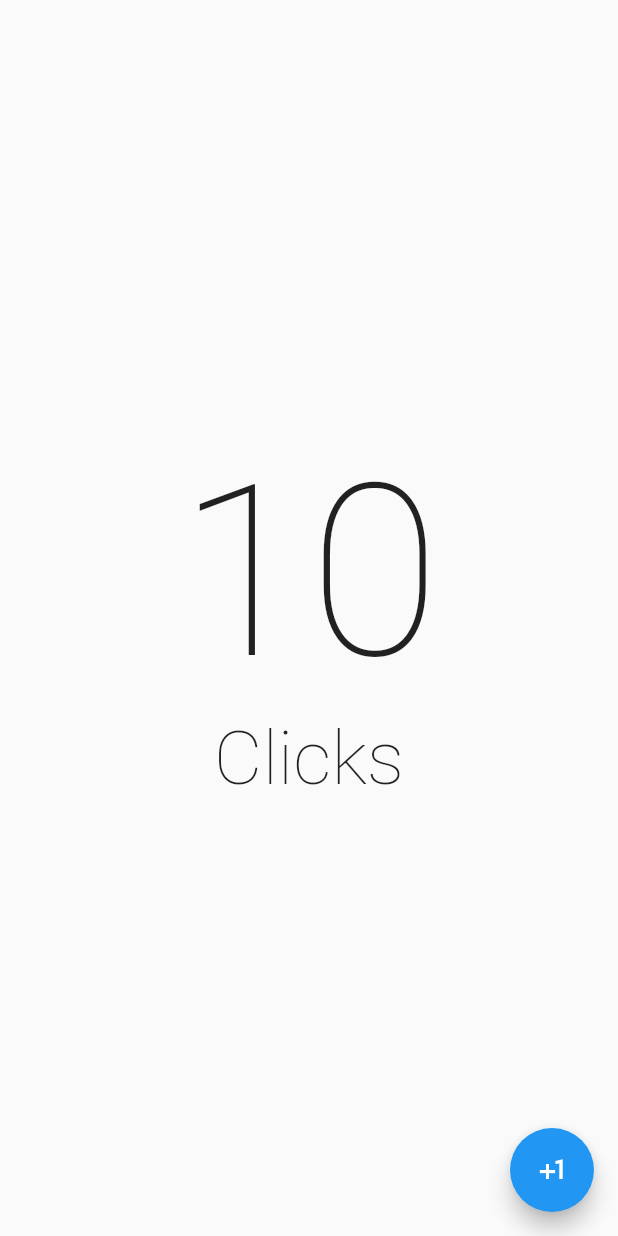
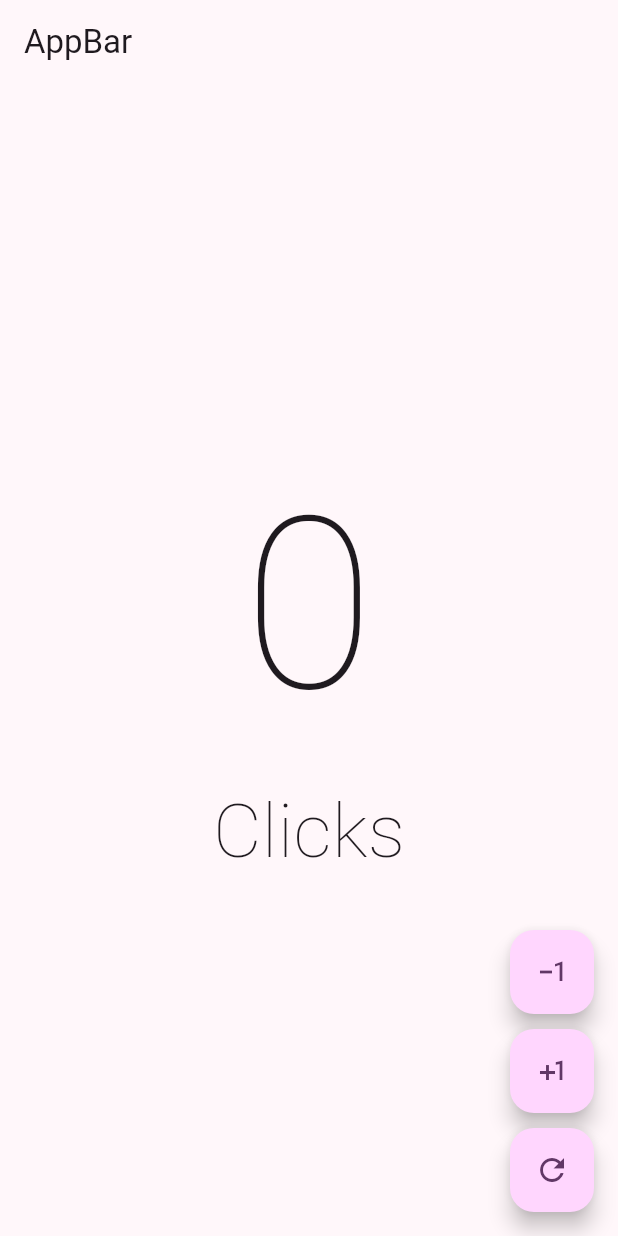
Before and after one commit to eserdeiro/hello_world_app, a Flutter app: the screen it shows after launch, on a phone screen of 412 x 824 dp. Run offline on Flutter 3.47's test engine with Material 2 defaults, Android fonts, the phone set to English and light mode, and no system bars.

Commit message:
Commit to save changes, count work

```diff
--- a/lib/main.dart
+++ b/lib/main.dart
@@ -10,9 +10,13 @@ class MyApp extends StatelessWidget{
 
   @override
   Widget build(BuildContext context) {
-   return const MaterialApp(
+   return MaterialApp(
+     theme: ThemeData(
+       useMaterial3: true,
+       colorSchemeSeed:Colors.purple // Color.fromRGBO(255, 0, 0, 30)
+     ),
      debugShowCheckedModeBanner: false,
-     home: CounterScreen(),
+     home: const CounterScreen(),
    );
   }
 
--- a/lib/presentation/screens/counter/counter_screen.dart
+++ b/lib/presentation/screens/counter/counter_screen.dart
@@ -1,25 +1,66 @@
 import 'package:flutter/material.dart';
 
-class CounterScreen extends StatelessWidget {
+class CounterScreen extends StatefulWidget {
   const CounterScreen({super.key});
 
   @override
+  State<CounterScreen> createState() => _CounterScreenState();
+}
+
+class _CounterScreenState extends State<CounterScreen> {
+  int clickCounter = 0;
+  String textClick = "Clicks";
+  @override
   Widget build(BuildContext context) {
     return Scaffold(
-       body: const Center(
+      appBar: AppBar(
+        title: const Text('AppBar'),
+      ),
+      body: Center(
         child: Column(
           mainAxisAlignment: MainAxisAlignment.center,
           children: [
-            Text('10', style: TextStyle(fontSize: 160,fontWeight: FontWeight.w100)),
-               Text('Clicks', style: TextStyle(fontSize: 50,fontWeight: FontWeight.w100))
+            Text(clickCounter.toString(),
+                style: const TextStyle(
+                  fontSize: 160,
+                  fontWeight: FontWeight.w100)),
+            Text('Click${clickCounter == 1 ? "" : "s"}',
+                style: const TextStyle(fontSize: 50, fontWeight: FontWeight.w100))
           ],
         ),
       ),
-       floatingActionButton: FloatingActionButton(
+      floatingActionButton: Column(
+        mainAxisAlignment: MainAxisAlignment.end,
+        children: [
+        FloatingActionButton(
         onPressed: () {
+          if(clickCounter == 0) return;
+          clickCounter--;
+          setState(() { });
+        },
+        child: const Icon(Icons.exposure_minus_1),
+      ),
+
+      const SizedBox(height: 10),
+
+      FloatingActionButton(
+        onPressed: () {
+          clickCounter++;
+          setState(() { });
         },
         child: const Icon(Icons.plus_one),
       ),
+
+      const SizedBox(height: 10),
+
+      FloatingActionButton(
+        onPressed: () {
+          clickCounter = 0;
+          setState(() { });
+        },
+        child: const Icon(Icons.refresh_outlined),
+      ),
+      ],)
     );
   }
 }
```
Lines whose indentation alone changed are shown as unchanged.
